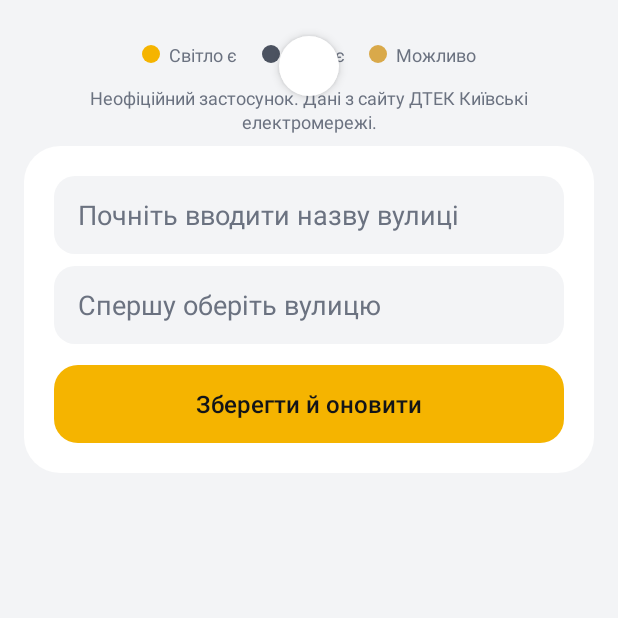
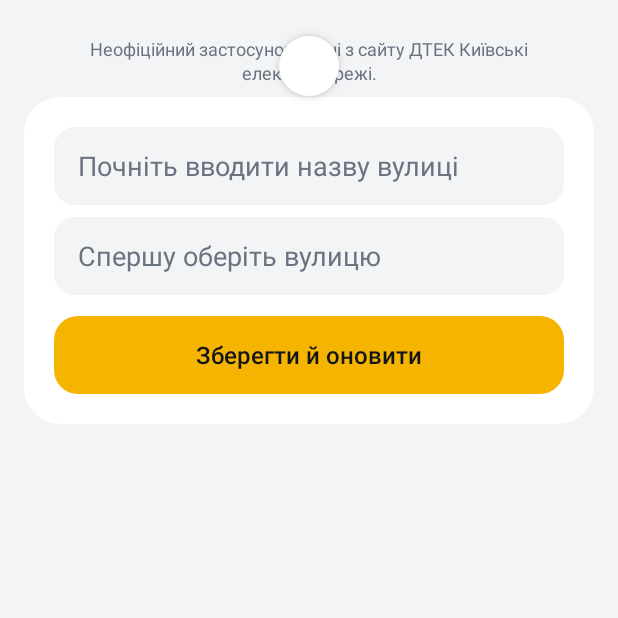
Before and after one commit to odin9den/svitlo, an Android app: the screen it shows after launch (MainActivity), on a phone screen of 412 x 824 dp, the top half of it. Run offline under Robolectric (Android 15) with nearby library versions, the phone set to English and light mode, and no system bars; network calls fail; pictures from the network do not load; 1 statement that could not run was skipped.

Commit message:
Hide legend on first screen; UI test counts only app crashes
Co-Authored-By: Claude Opus 5.5 <noreply@anthropic.com>
Claude-Session: https://claude.ai/code/session_01JQVbMvp96oowwNXXBr1FCZ

```diff
--- a/app/src/main/java/ua/odin/svitlo/MainActivity.kt
+++ b/app/src/main/java/ua/odin/svitlo/MainActivity.kt
@@ -270,7 +270,7 @@ class MainActivity : ComponentActivity() {
         for (id in intArrayOf(R.id.today_card, R.id.tomorrow_card, R.id.stats_card, R.id.share, R.id.address)) {
             findViewById<View>(id).visibility = if (hasAddress) View.VISIBLE else View.GONE
         }
-        for (id in intArrayOf(R.id.hero_card, R.id.settings_toggle, R.id.extra_settings)) {
+        for (id in intArrayOf(R.id.hero_card, R.id.settings_toggle, R.id.extra_settings, R.id.legend)) {
             findViewById<View>(id).visibility = if (hasAddress) View.VISIBLE else View.GONE
         }
         if (!hasAddress) {
--- a/app/src/main/res/layout/activity_main.xml
+++ b/app/src/main/res/layout/activity_main.xml
@@ -248,6 +248,7 @@
 
             <!-- Легенда -->
             <LinearLayout
+                android:id="@+id/legend"
                 android:layout_width="match_parent"
                 android:layout_height="wrap_content"
                 android:layout_marginTop="16dp"
```
Also changed, not shown: 1 other file.
